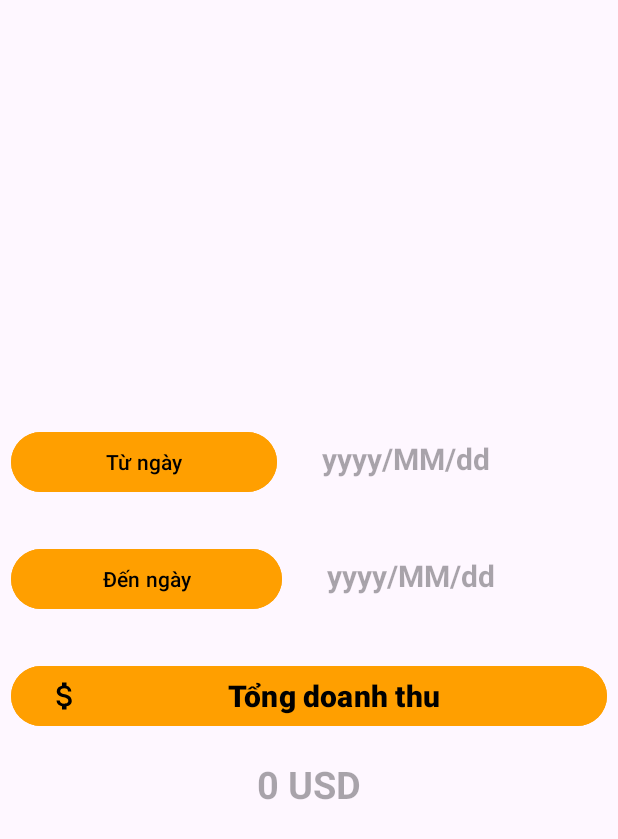
After one commit to Sidv1405/Library-Management, an Android app: the layout fragment_doanhthu.xml on its own in the app's theme, with its tools: preview values and no code run, on a phone screen of 412 x 824 dp. The commit adds this screen. Shown: the top 839 px of the screen. Run offline under Robolectric (Android 15) with nearby library versions, the phone set to English and light mode, and no system bars.

Commit message:
all done QLDoanhThu

```diff
--- a/app/src/main/java/com/sidv/quanlythuvien/DAO/ThongKeDAO.java
+++ /dev/null
@@ -1,4 +0,0 @@
-package com.sidv.quanlythuvien.DAO;
-
-public class ThongKeDAO {
-}
--- /dev/null
+++ b/app/src/main/res/layout/fragment_doanhthu.xml
@@ -0,0 +1,90 @@
+<?xml version="1.0" encoding="utf-8"?>
+<LinearLayout xmlns:android="http://schemas.android.com/apk/res/android"
+    xmlns:app="http://schemas.android.com/apk/res-auto"
+    android:layout_width="match_parent"
+    android:layout_height="match_parent"
+    android:layout_marginLeft="7dp"
+    android:layout_marginRight="7dp"
+    android:gravity="center"
+    android:orientation="vertical">
+
+    <LinearLayout
+        android:layout_width="match_parent"
+        android:layout_height="wrap_content">
+
+        <Button
+            android:id="@+id/btnTuNgay"
+            android:layout_width="wrap_content"
+            android:layout_height="wrap_content"
+            android:layout_marginRight="10dp"
+            android:layout_weight="1"
+            android:backgroundTint="#FF9F00"
+            android:text="Từ ngày"
+            android:textColor="@color/black"
+            app:backgroundTint="@null" />
+
+        <TextView
+            android:id="@+id/txtTuNgay"
+            android:layout_width="wrap_content"
+            android:layout_height="wrap_content"
+            android:layout_weight="1"
+            android:hint="yyyy/MM/dd"
+            android:paddingLeft="20dp"
+            android:textColor="@color/black"
+            android:textSize="20sp"
+            android:textStyle="bold" />
+    </LinearLayout>
+
+    <LinearLayout
+        android:layout_width="match_parent"
+        android:layout_height="wrap_content"
+        android:layout_marginTop="30dp">
+
+        <Button
+            android:id="@+id/btnDenNgay"
+            android:layout_width="wrap_content"
+            android:layout_height="wrap_content"
+            android:layout_marginRight="10dp"
+            android:layout_weight="1"
+            android:backgroundTint="#FF9F00"
+            android:text="Đến ngày"
+            android:textColor="@color/black"
+            app:backgroundTint="@null" />
+
+        <TextView
+            android:id="@+id/txtDenNgay"
+            android:layout_width="wrap_content"
+            android:layout_height="wrap_content"
+            android:layout_weight="1"
+            android:hint="yyyy/MM/dd"
+            android:paddingLeft="20dp"
+            android:textColor="@color/black"
+            android:textSize="20sp"
+            android:textStyle="bold" />
+    </LinearLayout>
+
+    <Button
+        android:id="@+id/btnTinhDoanhThu"
+        android:layout_width="match_parent"
+        android:layout_height="wrap_content"
+        android:layout_marginTop="30dp"
+        android:backgroundTint="#FF9F00"
+        android:drawableLeft="@drawable/menu_ic_money"
+        android:text="Tổng doanh thu"
+        android:textColor="@color/black"
+        android:textSize="20dp"
+        android:textStyle="bold"
+        app:backgroundTint="@null" />
+
+    <TextView
+        android:id="@+id/txtDoanhThu"
+        android:layout_width="match_parent"
+        android:layout_height="wrap_content"
+        android:layout_marginTop="17dp"
+        android:gravity="center"
+        android:hint="0 USD"
+        android:textColor="#C51010"
+        android:textSize="25sp"
+        android:textStyle="bold" />
+
+</LinearLayout>
--- a/app/src/main/res/layout/item_sach.xml
+++ b/app/src/main/res/layout/item_sach.xml
@@ -45,6 +45,7 @@
                 android:id="@+id/txtGia"
                 android:layout_width="match_parent"
                 android:layout_height="wrap_content"
+                android:inputType="number"
                 android:layout_marginRight="10dp"
                 android:layout_weight="1"
                 android:textColor="#E30C0C"
```
Also changed, not shown: app/src/main/java/com/sidv/quanlythuvien/DAO/DoanhThuDAO.java (added, +32 -0 lines), app/src/main/java/com/sidv/quanlythuvien/DB/DBHelper.java (+5 -5 lines), app/src/main/java/com/sidv/quanlythuvien/Fragment/FragmentDT.java (+112 -4 lines).
